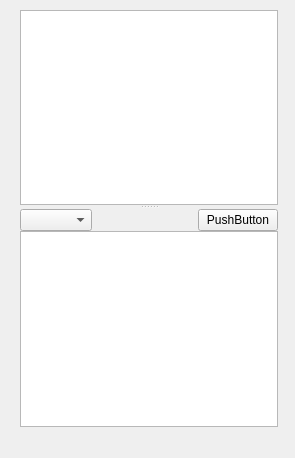
Qt form src/chat/chatwindow.ui (Rolisteam/rolisteam) before a commit.
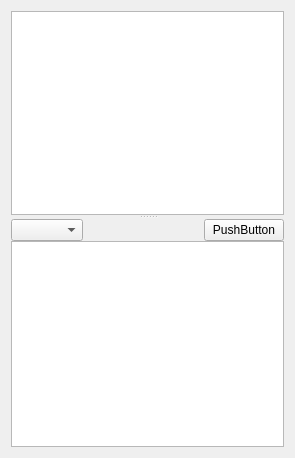
The same form after that commit.

Commit message: refactoring of highlight system for dice. Improvement of performances for displaying

Patch:
```diff
--- a/src/chat/chatwindow.ui
+++ b/src/chat/chatwindow.ui
@@ -10,18 +10,18 @@
     <height>458</height>
    </rect>
   </property>
+  <property name="minimumSize">
+   <size>
+    <width>200</width>
+    <height>400</height>
+   </size>
+  </property>
   <property name="windowTitle">
    <string>ChatWindow</string>
   </property>
+  <layout class="QVBoxLayout" name="verticalLayout_2">
+   <item>
   <widget class="QSplitter" name="splitter">
-   <property name="geometry">
-    <rect>
-     <x>20</x>
-     <y>10</y>
-     <width>258</width>
-     <height>417</height>
-    </rect>
-   </property>
    <property name="orientation">
     <enum>Qt::Vertical</enum>
    </property>
@@ -67,6 +67,8 @@
     </layout>
    </widget>
   </widget>
+   </item>
+  </layout>
  </widget>
  <resources/>
  <connections/>
```
Lines whose indentation alone changed are shown as unchanged. The commit also changes 1 other file.
